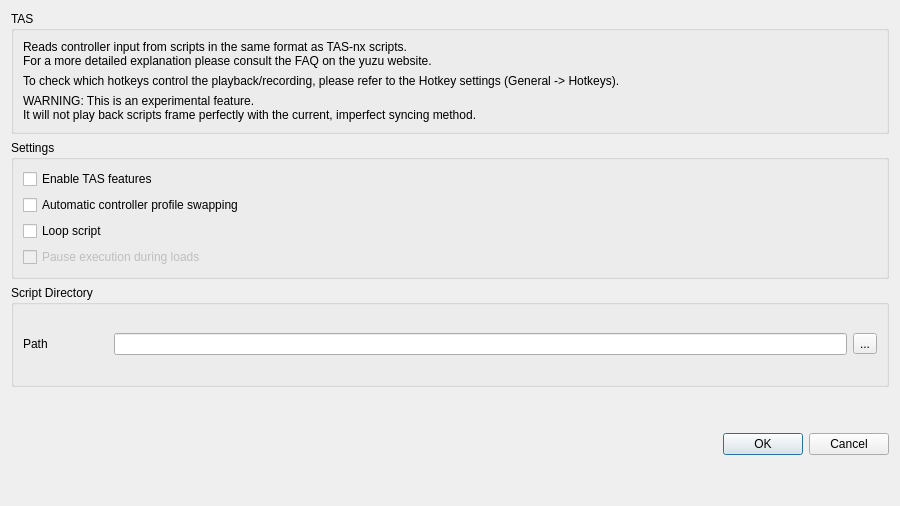
rorrim-rorrim/eden-alt, file src/yuzu/configuration/configure_tas.ui: the form before one commit.
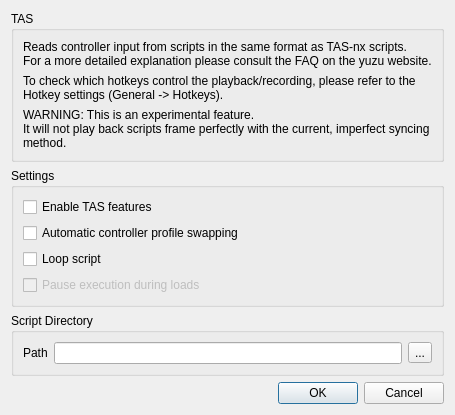
The form after the commit.

Commit message: Clean-up Numerize names, remove unneeded properties and spacer.

```diff
--- a/src/yuzu/configuration/configure_tas.ui
+++ b/src/yuzu/configuration/configure_tas.ui
@@ -2,17 +2,6 @@
 <ui version="4.0">
   <class>ConfigureTas</class>
   <widget class="QDialog" name="ConfigureTas">
-    <property name="geometry">
-      <rect>
-        <x>0</x>
-        <y>0</y>
-        <width>900</width>
-        <height>506</height>
-      </rect>
-    </property>
-    <property name="windowTitle">
-      <string>Dialog</string>
-    </property>
     <layout class="QVBoxLayout" name="verticalLayout_1">
       <item>
         <layout class="QHBoxLayout" name="horizontalLayout">
@@ -21,18 +10,15 @@
               <property name="title">
                 <string>TAS</string>
               </property>
-              <layout class="QGridLayout" name="gridLayout">
-                <item row="0" column="0" colspan="1">
+              <layout class="QGridLayout" name="gridLayout_1">
+                <item row="0" column="0" colspan="4">
                   <widget class="QLabel" name="label_1">
                     <property name="text">
                       <string>Reads controller input from scripts in the same format as TAS-nx scripts.&lt;br/&gt;For a more detailed explanation please consult the FAQ on the yuzu website.</string>
                     </property>
-                    <property name="wordWrap">
-                      <bool>true</bool>
-                    </property>
                   </widget>
                 </item>
-                <item row="1" column="0" colspan="1">
+                <item row="1" column="0" colspan="4">
                   <widget class="QLabel" name="label_2">
                     <property name="text">
                       <string>To check which hotkeys control the playback/recording, please refer to the Hotkey settings (General -> Hotkeys).</string>
@@ -42,8 +28,8 @@
                     </property>
                   </widget>
                 </item>
-                <item row="2" column="0" colspan="1">
-                  <widget class="QLabel" name="label_2">
+                <item row="2" column="0" colspan="4">
+                  <widget class="QLabel" name="label_3">
                     <property name="text">
                       <string>WARNING: This is an experimental feature.&lt;br/&gt;It will not play back scripts frame perfectly with the current, imperfect syncing method.</string>
                     </property>
@@ -58,13 +44,13 @@
         </layout>
       </item>
       <item>
-        <layout class="QHBoxLayout" name="horizontalLayout">
+        <layout class="QHBoxLayout" name="horizontalLayout_2">
           <item>
-            <widget class="QGroupBox" name="groupBox">
+            <widget class="QGroupBox" name="groupBox_2">
               <property name="title">
                 <string>Settings</string>
               </property>
-              <layout class="QGridLayout" name="gridLayout">
+              <layout class="QGridLayout" name="gridLayout_2">
                 <item row="0" column="0" colspan="4">
                   <widget class="QCheckBox" name="tas_enable">
                     <property name="text">
@@ -102,15 +88,15 @@
         </layout>
       </item>
       <item>
-        <layout class="QHBoxLayout" name="horizontalLayout">
+        <layout class="QHBoxLayout" name="horizontalLayout_3">
           <item>
-            <widget class="QGroupBox" name="groupBox">
+            <widget class="QGroupBox" name="groupBox_3">
               <property name="title">
                 <string>Script Directory</string>
               </property>
-              <layout class="QGridLayout" name="gridLayout">
+              <layout class="QGridLayout" name="gridLayout_3">
                 <item row="0" column="0">
-                  <widget class="QLabel" name="label">
+                  <widget class="QLabel" name="label_4">
                     <property name="text">
                       <string>Path</string>
                     </property>
@@ -126,22 +112,6 @@
                 <item row="0" column="2">
                   <widget class="QLineEdit" name="tas_path_edit"/>
                 </item>
-                <item row="0" column="1">
-                  <spacer name="horizontalSpacer">
-                    <property name="orientation">
-                      <enum>Qt::Horizontal</enum>
-                    </property>
-                    <property name="sizeType">
-                      <enum>QSizePolicy::Maximum</enum>
-                    </property>
-                    <property name="sizeHint" stdset="0">
-                      <size>
-                        <width>60</width>
-                        <height>20</height>
-                      </size>
-                    </property>
-                  </spacer>
-                </item>
               </layout>
             </widget>
           </item>
```
Left out of the diff: 4 changed lines with no effect on the pictures.
